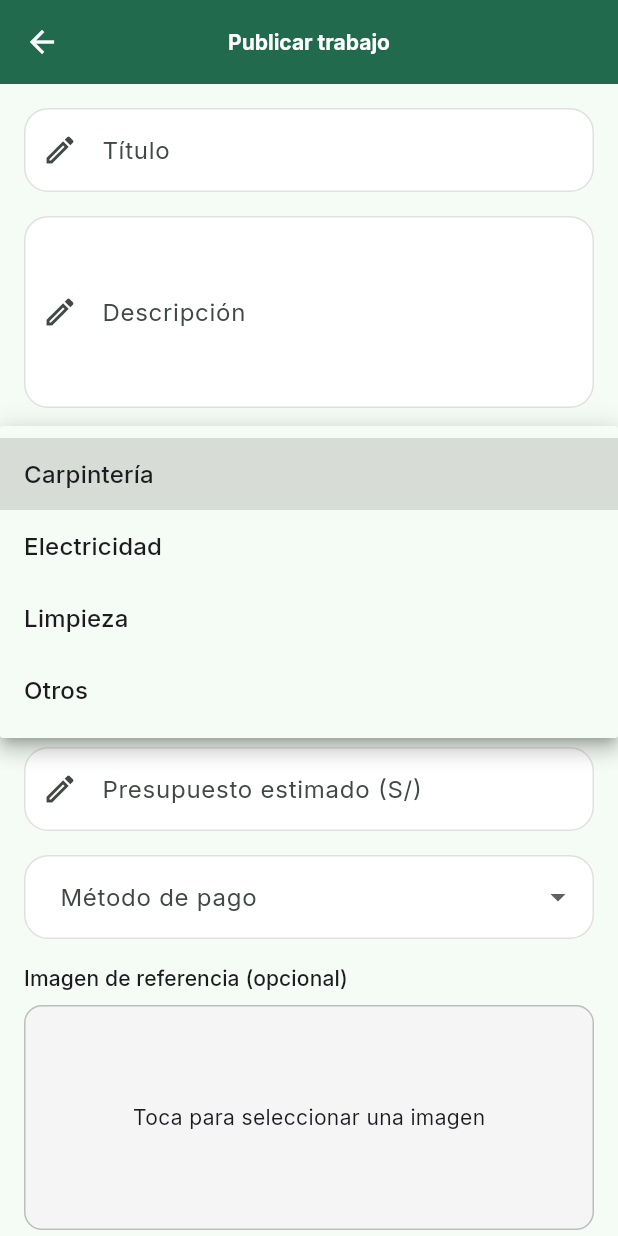
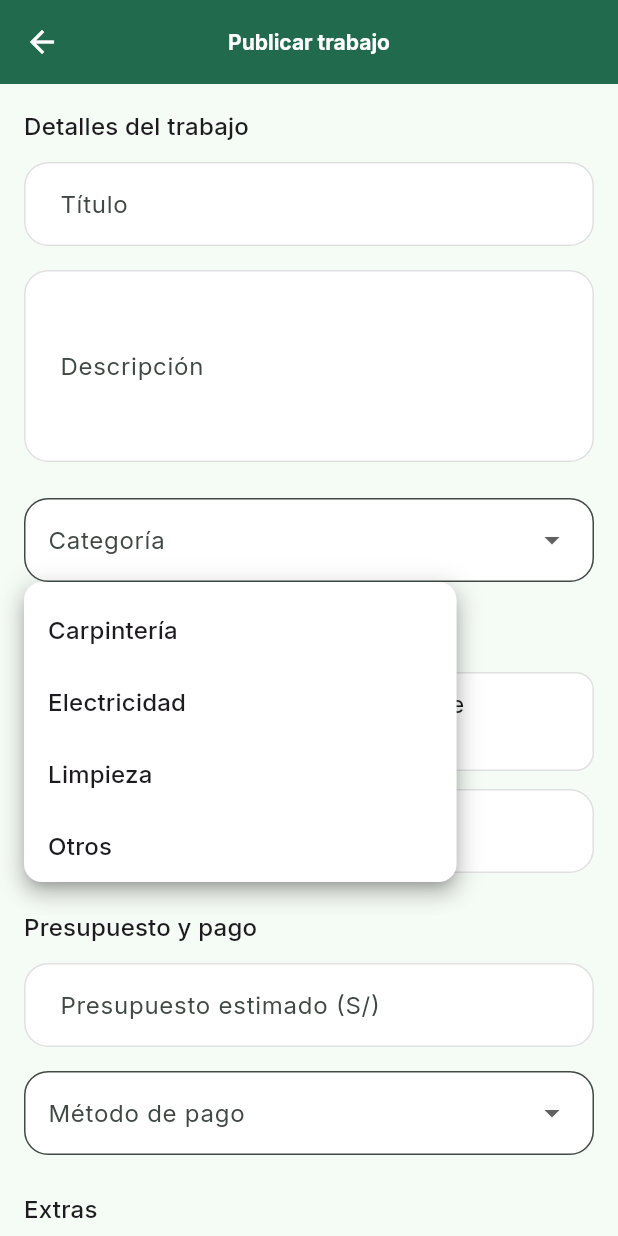
Before and after one commit to Serfelzxcv/recomiendalo, a Flutter app: the JobCreateScreen screen opened by its route, after a tap on "Categoría", on a phone screen of 412 x 824 dp. Run offline on Flutter 3.47's test engine with Material 3 defaults, Android fonts, the phone set to English and light mode, and no system bars; our stand-ins replace dropdown_button2, go_router, google_fonts, image_picker.

Commit message:
feat(pull kevin)

```diff
--- a/lib/core/router/app_router.dart
+++ b/lib/core/router/app_router.dart
@@ -5,6 +5,7 @@ import 'package:recomiendalo/features/home/screens/main_screen.dart';
 import 'package:recomiendalo/features/jobs/screens/job_create_screen.dart';
 
 final GoRouter appRouter = GoRouter(
+  initialLocation: '/login',
   routes: [
     GoRoute(
       path: '/login',
--- a/lib/features/jobs/screens/job_create_screen.dart
+++ b/lib/features/jobs/screens/job_create_screen.dart
@@ -22,7 +22,7 @@ class _JobCreateScreenState extends State<JobCreateScreen> {
 
   String? _category;
   String? _paymentMethod;
-  bool _isRemote = false;
+  bool _isRemote = false; // 👈 por defecto presencial
 
   @override
   Widget build(BuildContext context) {
@@ -39,6 +39,11 @@ class _JobCreateScreenState extends State<JobCreateScreen> {
         child: Column(
           crossAxisAlignment: CrossAxisAlignment.stretch,
           children: [
+            /// Sección: Detalles
+            Text("Detalles del trabajo",
+                style: Theme.of(context).textTheme.titleMedium),
+            const SizedBox(height: 12),
+
             AppTextField(
               label: 'Título',
               hint: 'Ej: Necesito maestro melaminero',
@@ -52,7 +57,7 @@ class _JobCreateScreenState extends State<JobCreateScreen> {
               controller: _descriptionController,
               maxLines: 4,
             ),
-            const SizedBox(height: 16),
+            const SizedBox(height: 24),
 
             AppDropdown<String>(
               label: 'Categoría',
@@ -65,21 +70,33 @@ class _JobCreateScreenState extends State<JobCreateScreen> {
                 DropdownMenuItem(value: 'Otros', child: Text('Otros')),
               ],
             ),
-            const SizedBox(height: 16),
+            const SizedBox(height: 24),
 
-            AppTextField(
-              label: 'Ubicación',
-              hint: 'Ej: San Juan de Lurigancho, Lima',
-              controller: _locationController,
-            ),
-            const SizedBox(height: 8),
+            /// Sección: Ubicación
+            Text("Ubicación",
+                style: Theme.of(context).textTheme.titleMedium),
+            const SizedBox(height: 12),
 
             AppCheckbox(
-              label: 'Trabajo remoto / no presencial',
+              label: 'Trabajo remoto (no requiere ubicación)',
               value: _isRemote,
               onChanged: (val) => setState(() => _isRemote = val ?? false),
             ),
-            const SizedBox(height: 16),
+            const SizedBox(height: 12),
+
+            if (!_isRemote) ...[
+              AppTextField(
+                label: 'Ubicación',
+                hint: 'Ej: San Juan de Lurigancho, Lima',
+                controller: _locationController,
+              ),
+              const SizedBox(height: 24),
+            ],
+
+            /// Sección: Presupuesto
+            Text("Presupuesto y pago",
+                style: Theme.of(context).textTheme.titleMedium),
+            const SizedBox(height: 12),
 
             AppTextField(
               label: 'Presupuesto estimado (S/)',
@@ -100,18 +117,23 @@ class _JobCreateScreenState extends State<JobCreateScreen> {
                 DropdownMenuItem(value: 'Efectivo', child: Text('Efectivo')),
               ],
             ),
-            const SizedBox(height: 16),
+            const SizedBox(height: 24),
+
+            /// Sección: Extras
+            Text("Extras",
+                style: Theme.of(context).textTheme.titleMedium),
+            const SizedBox(height: 12),
 
             AppImagePicker(
-              label: 'Imagen de referencia (opcional)',
-              onImageSelected: (file) {
+              label: 'Imágenes de referencia (opcional)',
+              onImagesSelected: (files) {
                 // por ahora solo demo
                 ScaffoldMessenger.of(context).showSnackBar(
-                  const SnackBar(content: Text('Imagen seleccionada')),
+                  SnackBar(content: Text('${files.length} imágenes seleccionadas')),
                 );
               },
             ),
-            const SizedBox(height: 24),
+            const SizedBox(height: 32),
 
             PrimaryButton(
               text: 'Publicar trabajo',
--- a/lib/shared/widgets/inputs/app_dropdown.dart
+++ b/lib/shared/widgets/inputs/app_dropdown.dart
@@ -1,3 +1,4 @@
+import 'package:dropdown_button2/dropdown_button2.dart';
 import 'package:flutter/material.dart';
 
 class AppDropdown<T> extends StatelessWidget {
@@ -16,7 +17,7 @@ class AppDropdown<T> extends StatelessWidget {
 
   @override
   Widget build(BuildContext context) {
-return DropdownButtonFormField<T>(
+    return DropdownButtonFormField2<T>(
       value: value,
       items: items,
       onChanged: onChanged,
@@ -28,17 +29,18 @@ return DropdownButtonFormField<T>(
           borderRadius: BorderRadius.circular(16),
           borderSide: BorderSide(color: Colors.grey.shade300),
         ),
-    enabledBorder: OutlineInputBorder(
-      borderRadius: BorderRadius.circular(16),
-      borderSide: BorderSide(color: Colors.grey.shade300),
       ),
-    focusedBorder: OutlineInputBorder(
-      borderRadius: BorderRadius.circular(16),
-      borderSide: BorderSide(color: Theme.of(context).colorScheme.primary, width: 2),
+      dropdownStyleData: DropdownStyleData(
+        maxHeight: 200,
+        width: MediaQuery.of(context).size.width * 0.7, // 👈 más estrecho
+        decoration: BoxDecoration(
+          borderRadius: BorderRadius.circular(12),
+          color: Colors.white,
         ),
-    contentPadding: const EdgeInsets.symmetric(horizontal: 20, vertical: 16),
+      ),
+      menuItemStyleData: const MenuItemStyleData(
+        padding: EdgeInsets.symmetric(horizontal: 16),
       ),
     );
-
   }
 }
--- a/lib/shared/widgets/inputs/app_image_picker.dart
+++ b/lib/shared/widgets/inputs/app_image_picker.dart
@@ -1,16 +1,15 @@
 import 'dart:io';
-
 import 'package:flutter/material.dart';
 import 'package:image_picker/image_picker.dart';
 
 class AppImagePicker extends StatefulWidget {
   final String label;
-  final void Function(File?) onImageSelected;
+  final void Function(List<File>) onImagesSelected;
 
   const AppImagePicker({
     super.key,
     required this.label,
-    required this.onImageSelected,
+    required this.onImagesSelected,
   });
 
   @override
@@ -18,48 +17,65 @@ class AppImagePicker extends StatefulWidget {
 }
 
 class _AppImagePickerState extends State<AppImagePicker> {
-  File? _image;
+  List<File> _images = [];
 
-  Future<void> _pickImage() async {
+  Future<void> _pickImages() async {
     final picker = ImagePicker();
-    final pickedFile = await picker.pickImage(source: ImageSource.gallery);
+    final pickedFiles = await picker.pickMultiImage();
 
-    if (pickedFile != null) {
+    if (pickedFiles.isNotEmpty) {
       setState(() {
-        _image = File(pickedFile.path);
+        _images = pickedFiles.map((f) => File(f.path)).toList();
       });
-      widget.onImageSelected(_image);
+      widget.onImagesSelected(_images);
     }
   }
 
   @override
   Widget build(BuildContext context) {
+    final colors = Theme.of(context).colorScheme;
+
     return Column(
       crossAxisAlignment: CrossAxisAlignment.start,
       children: [
-        Text(widget.label,
-            style: Theme.of(context).textTheme.titleSmall),
+        Text(widget.label, style: Theme.of(context).textTheme.titleSmall),
         const SizedBox(height: 8),
         InkWell(
-          onTap: _pickImage,
-          borderRadius: BorderRadius.circular(12),
+          onTap: _pickImages,
+          borderRadius: BorderRadius.circular(16),
           child: Container(
+            padding: const EdgeInsets.all(16),
+            decoration: BoxDecoration(
+              border: Border.all(color: Colors.grey.shade300),
+              borderRadius: BorderRadius.circular(16),
+              color: Colors.grey.shade100,
+            ),
             height: 150,
             width: double.infinity,
-            decoration: BoxDecoration(
-              border: Border.all(color: Colors.grey.shade400),
-              borderRadius: BorderRadius.circular(12),
-              color: Colors.grey.shade100,
-            ),
-            child: _image == null
-                ? const Center(child: Text("Toca para seleccionar una imagen"))
-                : ClipRRect(
-                    borderRadius: BorderRadius.circular(12),
-                    child: Image.file(
-                      _image!,
-                      fit: BoxFit.cover,
-                      width: double.infinity,
-                    ),
+            child: _images.isEmpty
+                ? Column(
+                    mainAxisAlignment: MainAxisAlignment.center,
+                    children: [
+                      Icon(Icons.image_outlined, size: 40, color: colors.primary),
+                      const SizedBox(height: 8),
+                      const Text("Toca para seleccionar imágenes"),
+                    ],
+                  )
+                : ListView.separated(
+                    scrollDirection: Axis.horizontal,
+                    itemCount: _images.length,
+                    separatorBuilder: (_, __) => const SizedBox(width: 8),
+                    itemBuilder: (_, index) {
+                      return ClipRRect(
+                        borderRadius: BorderRadius.circular(12),
+                        child: Image.file(
+                          _images[index],
+                          width: 100,
+                          height: 100,
+                          fit: BoxFit.cover,
+                        ),
+                      );
+                    },
                   ),
           ),
         ),
--- a/lib/shared/widgets/inputs/app_text_field.dart
+++ b/lib/shared/widgets/inputs/app_text_field.dart
@@ -25,7 +25,6 @@ class AppTextField extends StatelessWidget {
     decoration: InputDecoration(
       labelText: label,
       hintText: hint,
-      prefixIcon: const Icon(Icons.edit_outlined), // 👈 ícono contextual
       filled: true,
       fillColor: Colors.white,
       border: OutlineInputBorder(
--- a/pubspec.yaml
+++ b/pubspec.yaml
@@ -29,6 +29,9 @@ dependencies:
   # Manejo de imágenes
   image_picker: ^1.2.0
 
+  # Drop Down
+  dropdown_button2: ^2.3.9
+
 dev_dependencies:
   flutter_test:
     sdk: flutter
```
Also changed, not shown: pubspec.lock. Lines whose indentation alone changed are shown as unchanged.
